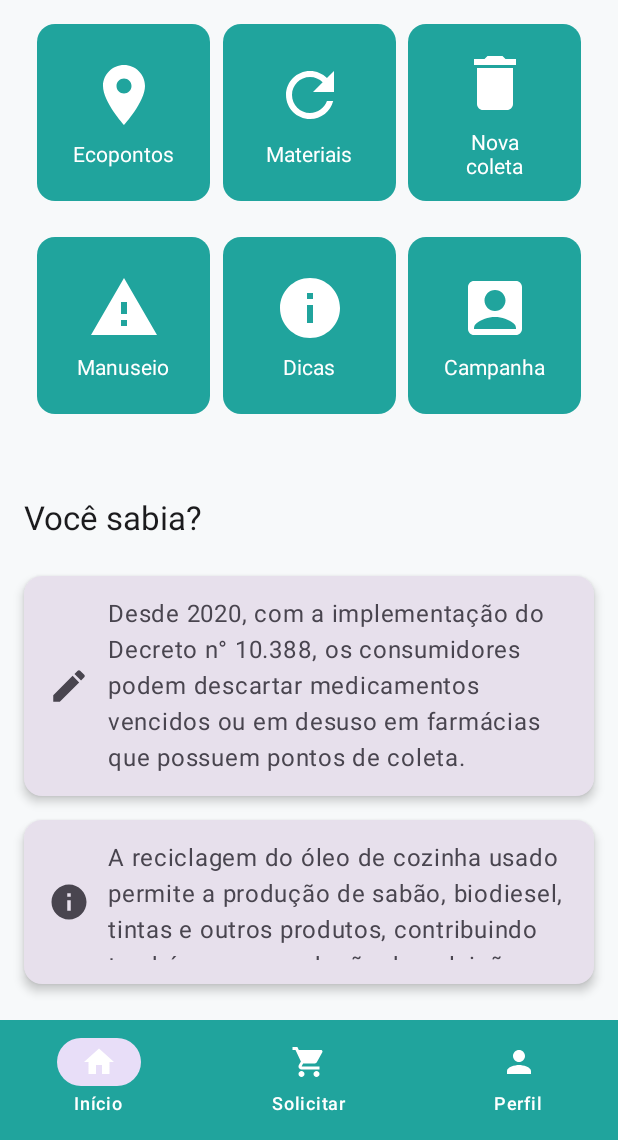
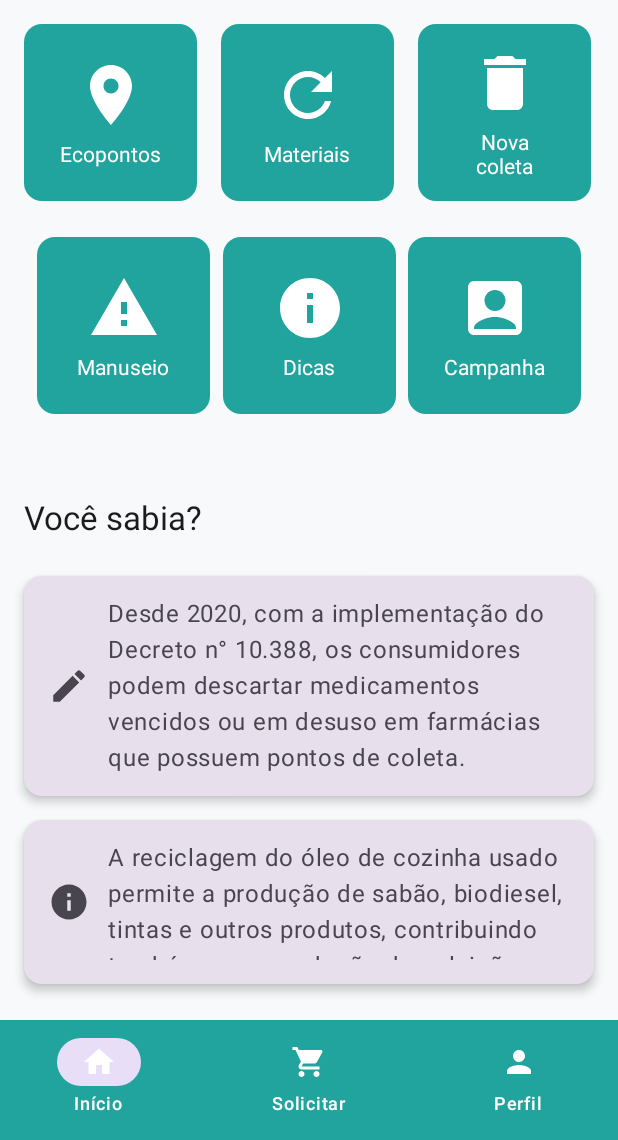
Before and after one commit to giseletoledo/ColetaCerta, an Android app built with Jetpack Compose: the screen it shows after launch (MainActivity), on a phone screen of 412 x 824 dp, the part 96-1236 px from its top. Run offline under Robolectric (Android 15) with nearby library versions, the phone set to English and light mode, and no system bars.

Commit message:
fix: alinhamento dos botões em dispositivos diferentes

```diff
--- a/app/src/main/java/br/com/androiddev/view/MainScreen.kt
+++ b/app/src/main/java/br/com/androiddev/view/MainScreen.kt
@@ -62,7 +62,7 @@ fun MainScreen(navController: NavController) {
             Row(
                 modifier = Modifier
                     .fillMaxWidth(),
-                horizontalArrangement = Arrangement.SpaceEvenly
+                horizontalArrangement = Arrangement.spacedBy(16.dp) // Ajuste de espaçamento entre os botões
             ) {
                 RoundedButton(
                     icon = Icons.Default.LocationOn,
```
